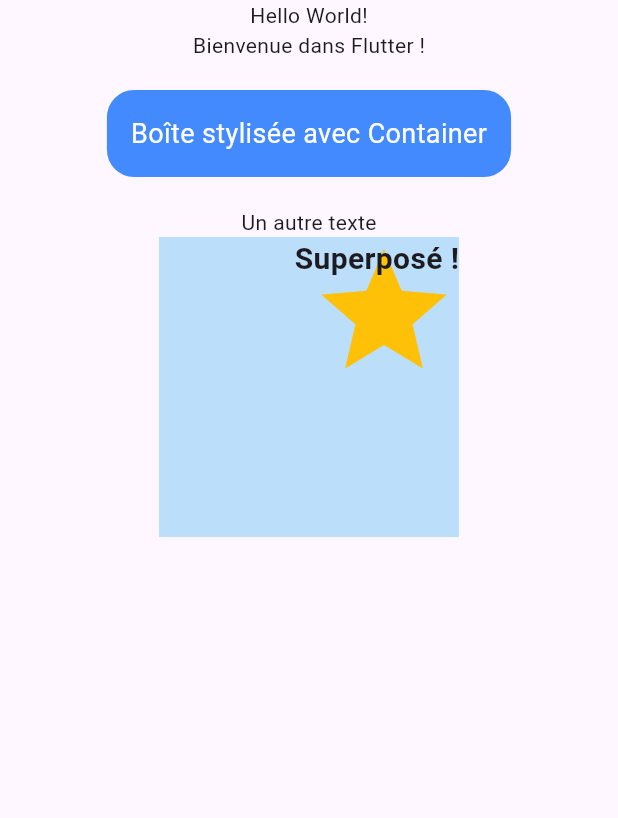
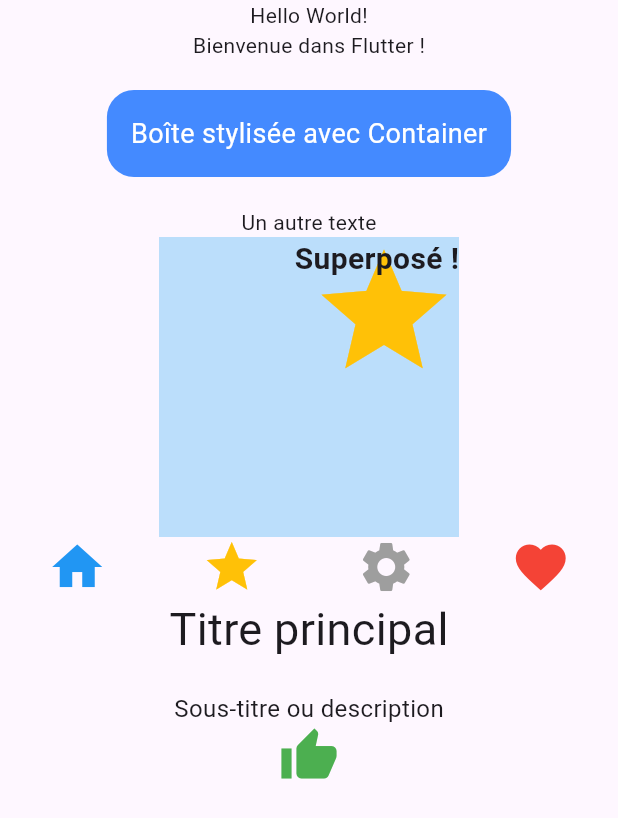
Before and after one commit to kadermessalif-coder/flutter_app_widget_base, a Flutter app: the screen it shows after launch, on a phone screen of 412 x 824 dp. Shown: the top 818 px of the screen. Run offline on Flutter 3.47's test engine with Material 3 defaults, Android fonts, the phone set to English and light mode, and no system bars.

Commit message:
Étape 6 : Deuxième Column

```diff
--- a/lib/main.dart
+++ b/lib/main.dart
@@ -40,6 +40,27 @@ class MainApp extends StatelessWidget {
                   ),
                 ],
               ),
+              Row(
+                mainAxisAlignment: MainAxisAlignment.spaceAround,
+                crossAxisAlignment: CrossAxisAlignment.center,
+                children: [
+                  Icon(Icons.home, color: Colors.blue, size: 40),
+                  Icon(Icons.star, color: Colors.amber, size: 40),
+                  Icon(Icons.settings, color: Colors.grey, size: 40),
+                  Icon(Icons.favorite, color: Colors.red, size: 40),
+                ],
+              ),
+              Column(
+                mainAxisAlignment: MainAxisAlignment.center,
+                crossAxisAlignment: CrossAxisAlignment.center,
+                children: [
+                  Text('Titre principal', style: TextStyle(fontSize: 30)),
+                  SizedBox(height: 20),
+                  Text('Sous-titre ou description',
+                      style: TextStyle(fontSize: 16)),
+                  Icon(Icons.thumb_up, color: Colors.green, size: 40),
+                ],
+              ),
             ],
           ),
         ),
```
